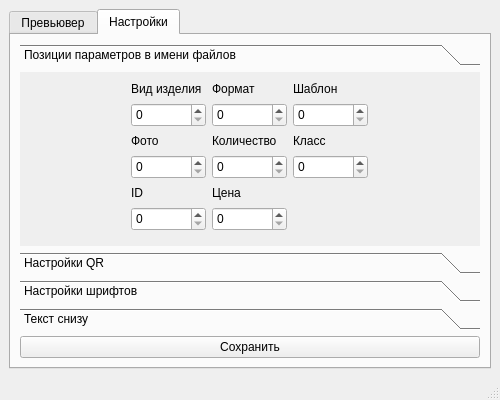
Old version of the form previwer2_window.ui in the repository Dyrnwyn/Previewer-2.0.
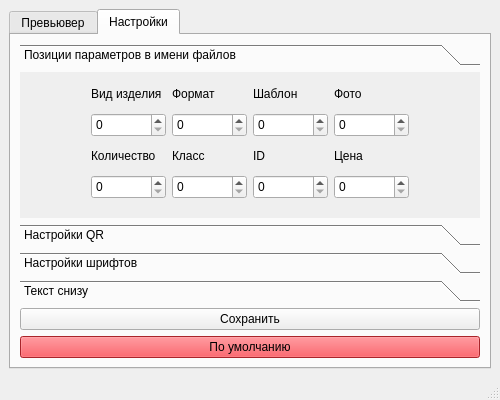
New version of the form. The open tabs and pages were chosen to show the change.

What changed in the file:
```diff
--- a/previwer2_window.ui
+++ b/previwer2_window.ui
@@ -281,6 +281,9 @@
         </item>
         <item>
          <widget class="QPushButton" name="pushButton_compose">
+          <property name="styleSheet">
+           <string notr="true">background-color: rgb(248, 228, 92);</string>
+          </property>
           <property name="text">
            <string>Сформировать</string>
           </property>
@@ -305,15 +308,15 @@
            <string notr="true"/>
           </property>
           <property name="currentIndex">
-           <number>3</number>
+           <number>0</number>
           </property>
           <widget class="QWidget" name="page_data_position">
            <property name="geometry">
             <rect>
              <x>0</x>
              <y>0</y>
-             <width>446</width>
-             <height>164</height>
+             <width>460</width>
+             <height>117</height>
             </rect>
            </property>
            <attribute name="label">
@@ -331,52 +334,27 @@
               <property name="verticalSpacing">
                <number>6</number>
               </property>
-              <item row="5" column="0">
-               <widget class="QSpinBox" name="spinBox_id">
+              <item row="0" column="0">
+               <widget class="QLabel" name="label_5">
                 <property name="sizePolicy">
                  <sizepolicy hsizetype="Maximum" vsizetype="Maximum">
                   <horstretch>0</horstretch>
                   <verstretch>0</verstretch>
                  </sizepolicy>
                 </property>
-                <property name="minimumSize">
-                 <size>
-                  <width>0</width>
-                  <height>20</height>
-                 </size>
-                </property>
                 <property name="maximumSize">
                  <size>
-                  <width>75</width>
-                  <height>24</height>
+                  <width>95</width>
+                  <height>16777215</height>
                  </size>
                 </property>
-               </widget>
-              </item>
-              <item row="3" column="2">
-               <widget class="QSpinBox" name="spinBox_class">
-                <property name="sizePolicy">
-                 <sizepolicy hsizetype="Maximum" vsizetype="Maximum">
-                  <horstretch>0</horstretch>
-                  <verstretch>0</verstretch>
-                 </sizepolicy>
+                <property name="text">
+                 <string>Вид изделия</string>
                 </property>
-                <property name="minimumSize">
-                 <size>
-                  <width>0</width>
-                  <height>20</height>
-                 </size>
-                </property>
-                <property name="maximumSize">
-                 <size>
-                  <width>75</width>
-                  <height>24</height>
-                 </size>
-                </property>
                </widget>
               </item>
-              <item row="5" column="1">
-               <widget class="QSpinBox" name="spinBox_summ">
+              <item row="1" column="2">
+               <widget class="QSpinBox" name="spinBox_template">
                 <property name="sizePolicy">
                  <sizepolicy hsizetype="Maximum" vsizetype="Maximum">
                   <horstretch>0</horstretch>
@@ -419,8 +397,8 @@
                 </property>
                </widget>
               </item>
-              <item row="2" column="2">
-               <widget class="QLabel" name="label_7">
+              <item row="0" column="2">
+               <widget class="QLabel" name="label_3">
                 <property name="sizePolicy">
                  <sizepolicy hsizetype="Maximum" vsizetype="Maximum">
                   <horstretch>0</horstretch>
@@ -434,7 +412,29 @@
                  </size>
                 </property>
                 <property name="text">
-                 <string>Класс</string>
+                 <string>Шаблон</string>
+                </property>
+               </widget>
+              </item>
+              <item row="1" column="1">
+               <widget class="QSpinBox" name="spinBox_format">
+                <property name="sizePolicy">
+                 <sizepolicy hsizetype="Maximum" vsizetype="Maximum">
+                  <horstretch>0</horstretch>
+                  <verstretch>0</verstretch>
+                 </sizepolicy>
+                </property>
+                <property name="minimumSize">
+                 <size>
+                  <width>0</width>
+                  <height>20</height>
+                 </size>
+                </property>
+                <property name="maximumSize">
+                 <size>
+                  <width>75</width>
+                  <height>24</height>
+                 </size>
                 </property>
                </widget>
               </item>
@@ -457,73 +457,7 @@
                 </property>
                </widget>
               </item>
-              <item row="1" column="1">
-               <widget class="QSpinBox" name="spinBox_format">
-                <property name="sizePolicy">
-                 <sizepolicy hsizetype="Maximum" vsizetype="Maximum">
-                  <horstretch>0</horstretch>
-                  <verstretch>0</verstretch>
-                 </sizepolicy>
-                </property>
-                <property name="minimumSize">
-                 <size>
-                  <width>0</width>
-                  <height>20</height>
-                 </size>
-                </property>
-                <property name="maximumSize">
-                 <size>
-                  <width>75</width>
-                  <height>24</height>
-                 </size>
-                </property>
-               </widget>
-              </item>
-              <item row="1" column="2">
-               <widget class="QSpinBox" name="spinBox_template">
-                <property name="sizePolicy">
-                 <sizepolicy hsizetype="Maximum" vsizetype="Maximum">
-                  <horstretch>0</horstretch>
-                  <verstretch>0</verstretch>
-                 </sizepolicy>
-                </property>
-                <property name="minimumSize">
-                 <size>
-                  <width>0</width>
-                  <height>20</height>
-                 </size>
-                </property>
-                <property name="maximumSize">
-                 <size>
-                  <width>75</width>
-                  <height>24</height>
-                 </size>
-                </property>
-               </widget>
-              </item>
-              <item row="3" column="0">
-               <widget class="QSpinBox" name="spinBox_photo">
-                <property name="sizePolicy">
-                 <sizepolicy hsizetype="Maximum" vsizetype="Maximum">
-                  <horstretch>0</horstretch>
-                  <verstretch>0</verstretch>
-                 </sizepolicy>
-                </property>
-                <property name="minimumSize">
-                 <size>
-                  <width>0</width>
-                  <height>20</height>
-                 </size>
-                </property>
-                <property name="maximumSize">
-                 <size>
-                  <width>75</width>
-                  <height>24</height>
-                 </size>
-                </property>
-               </widget>
-              </item>
-              <item row="2" column="0">
+              <item row="0" column="3">
                <widget class="QLabel" name="label_6">
                 <property name="sizePolicy">
                  <sizepolicy hsizetype="Maximum" vsizetype="Maximum">
@@ -542,45 +476,29 @@
                 </property>
                </widget>
               </item>
-              <item row="4" column="1">
-               <widget class="QLabel" name="label_8">
+              <item row="1" column="3">
+               <widget class="QSpinBox" name="spinBox_photo">
                 <property name="sizePolicy">
                  <sizepolicy hsizetype="Maximum" vsizetype="Maximum">
                   <horstretch>0</horstretch>
                   <verstretch>0</verstretch>
                  </sizepolicy>
                 </property>
-                <property name="maximumSize">
+                <property name="minimumSize">
                  <size>
-                  <width>95</width>
-                  <height>16777215</height>
+                  <width>0</width>
+                  <height>20</height>
                  </size>
                 </property>
-                <property name="text">
-                 <string>Цена</string>
-                </property>
-               </widget>
-              </item>
-              <item row="0" column="0">
-               <widget class="QLabel" name="label_5">
-                <property name="sizePolicy">
-                 <sizepolicy hsizetype="Maximum" vsizetype="Maximum">
-                  <horstretch>0</horstretch>
-                  <verstretch>0</verstretch>
-                 </sizepolicy>
-                </property>
                 <property name="maximumSize">
                  <size>
-                  <width>95</width>
-                  <height>16777215</height>
+                  <width>75</width>
+                  <height>24</height>
                  </size>
                 </property>
-                <property name="text">
-                 <string>Вид изделия</string>
-                </property>
                </widget>
               </item>
-              <item row="2" column="1">
+              <item row="2" column="0">
                <widget class="QLabel" name="label_10">
                 <property name="sizePolicy">
                  <sizepolicy hsizetype="Maximum" vsizetype="Maximum">
@@ -599,26 +517,7 @@
                 </property>
                </widget>
               </item>
-              <item row="0" column="2">
-               <widget class="QLabel" name="label_3">
-                <property name="sizePolicy">
-                 <sizepolicy hsizetype="Maximum" vsizetype="Maximum">
-                  <horstretch>0</horstretch>
-                  <verstretch>0</verstretch>
-                 </sizepolicy>
-                </property>
-                <property name="maximumSize">
-                 <size>
-                  <width>95</width>
-                  <height>16777215</height>
-                 </size>
-                </property>
-                <property name="text">
-                 <string>Шаблон</string>
-                </property>
-               </widget>
-              </item>
-              <item row="3" column="1">
+              <item row="3" column="0">
                <widget class="QSpinBox" name="spinBox_number">
                 <property name="sizePolicy">
                  <sizepolicy hsizetype="Maximum" vsizetype="Maximum">
@@ -640,7 +539,48 @@
                 </property>
                </widget>
               </item>
-              <item row="4" column="0">
+              <item row="2" column="1">
+               <widget class="QLabel" name="label_7">
+                <property name="sizePolicy">
+                 <sizepolicy hsizetype="Maximum" vsizetype="Maximum">
+                  <horstretch>0</horstretch>
+                  <verstretch>0</verstretch>
+                 </sizepolicy>
+                </property>
+                <property name="maximumSize">
+                 <size>
+                  <width>95</width>
+                  <height>16777215</height>
+                 </size>
+                </property>
+                <property name="text">
+                 <string>Класс</string>
+                </property>
+               </widget>
+              </item>
+              <item row="3" column="1">
+               <widget class="QSpinBox" name="spinBox_class">
+                <property name="sizePolicy">
+                 <sizepolicy hsizetype="Maximum" vsizetype="Maximum">
+                  <horstretch>0</horstretch>
+                  <verstretch>0</verstretch>
+                 </sizepolicy>
+                </property>
+                <property name="minimumSize">
+                 <size>
+                  <width>0</width>
+                  <height>20</height>
+                 </size>
+                </property>
+                <property name="maximumSize">
+                 <size>
+                  <width>75</width>
+                  <height>24</height>
+                 </size>
+                </property>
+               </widget>
+              </item>
+              <item row="2" column="2">
                <widget class="QLabel" name="label_9">
                 <property name="sizePolicy">
                  <sizepolicy hsizetype="Maximum" vsizetype="Maximum">
@@ -659,6 +599,69 @@
                 </property>
                </widget>
               </item>
+              <item row="3" column="2">
+               <widget class="QSpinBox" name="spinBox_id">
+                <property name="sizePolicy">
+                 <sizepolicy hsizetype="Maximum" vsizetype="Maximum">
+                  <horstretch>0</horstretch>
+                  <verstretch>0</verstretch>
+                 </sizepolicy>
+                </property>
+                <property name="minimumSize">
+                 <size>
+                  <width>0</width>
+                  <height>20</height>
+                 </size>
+                </property>
+                <property name="maximumSize">
+                 <size>
+                  <width>75</width>
+                  <height>24</height>
+                 </size>
+                </property>
+               </widget>
+              </item>
+              <item row="2" column="3">
+               <widget class="QLabel" name="label_8">
+                <property name="sizePolicy">
+                 <sizepolicy hsizetype="Maximum" vsizetype="Maximum">
+                  <horstretch>0</horstretch>
+                  <verstretch>0</verstretch>
+                 </sizepolicy>
+                </property>
+                <property name="maximumSize">
+                 <size>
+                  <width>95</width>
+                  <height>16777215</height>
+                 </size>
+                </property>
+                <property name="text">
+                 <string>Цена</string>
+                </property>
+               </widget>
+              </item>
+              <item row="3" column="3">
+               <widget class="QSpinBox" name="spinBox_summ">
+                <property name="sizePolicy">
+                 <sizepolicy hsizetype="Maximum" vsizetype="Maximum">
+                  <horstretch>0</horstretch>
+                  <verstretch>0</verstretch>
+                 </sizepolicy>
+                </property>
+                <property name="minimumSize">
+                 <size>
+                  <width>0</width>
+                  <height>20</height>
+                 </size>
+                </property>
+                <property name="maximumSize">
+                 <size>
+                  <width>75</width>
+                  <height>24</height>
+                 </size>
+                </property>
+               </widget>
+              </item>
              </layout>
             </item>
            </layout>
@@ -668,8 +671,8 @@
             <rect>
              <x>0</x>
              <y>0</y>
-             <width>460</width>
-             <height>149</height>
+             <width>321</width>
+             <height>148</height>
             </rect>
            </property>
            <property name="styleSheet">
@@ -771,8 +774,8 @@
             <rect>
              <x>0</x>
              <y>0</y>
-             <width>460</width>
-             <height>149</height>
+             <width>137</width>
+             <height>114</height>
             </rect>
            </property>
            <attribute name="label">
@@ -877,6 +880,14 @@
            </layout>
           </widget>
           <widget class="QWidget" name="page_bottom_text">
+           <property name="geometry">
+            <rect>
+             <x>0</x>
+             <y>0</y>
+             <width>460</width>
+             <height>117</height>
+            </rect>
+           </property>
            <attribute name="label">
             <string>Текст снизу</string>
            </attribute>
@@ -895,6 +906,16 @@
           </property>
          </widget>
         </item>
+        <item>
+         <widget class="QPushButton" name="pushButton_remove_file_settings">
+          <property name="styleSheet">
+           <string notr="true">background-color: rgb(237, 51, 59);</string>
+          </property>
+          <property name="text">
+           <string>По умолчанию</string>
+          </property>
+         </widget>
+        </item>
        </layout>
       </widget>
      </widget>
```
Left out of the diff: 5 changed lines with no effect on the pictures.
